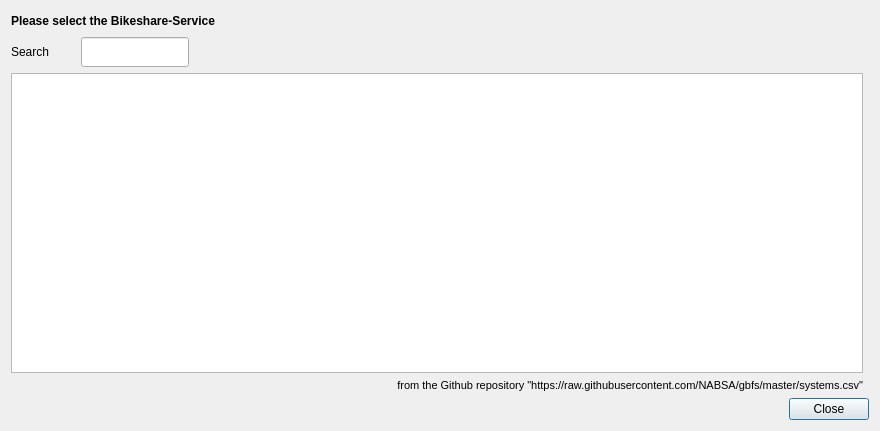
Above: gbfs_now_search_dialog.ui from hiskoh/GBFS-NOW before the change. Below: the same form after it.
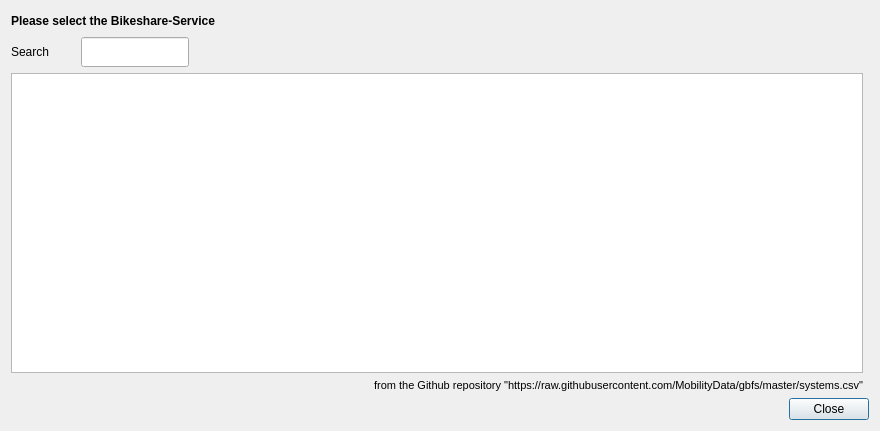
That is the form after the change.

Commit message:
Implement minor updates for GBFSv3 compatibility
Minor updates to support the System.csv specification in the GBFSv3 release.

The edit to the form file:
```diff
--- a/gbfs_now_search_dialog.ui
+++ b/gbfs_now_search_dialog.ui
@@ -171,7 +171,7 @@
       </font>
      </property>
      <property name="text">
-      <string>from the Github repository &quot;https://raw.githubusercontent.com/NABSA/gbfs/master/systems.csv&quot;</string>
+      <string>from the Github repository &quot;https://raw.githubusercontent.com/MobilityData/gbfs/master/systems.csv&quot;</string>
      </property>
      <property name="alignment">
       <set>Qt::AlignRight|Qt::AlignTrailing|Qt::AlignVCenter</set>
```
The commit also changes 1 other file.
